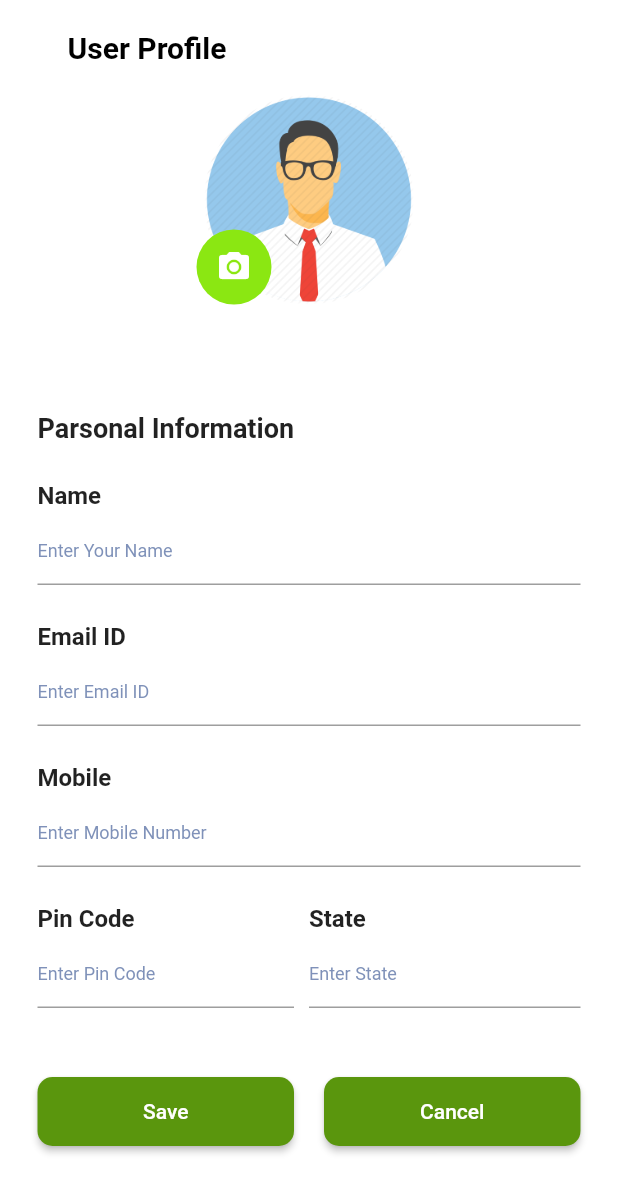
After one commit to amarnathpatel/travel_booking_app, a Flutter app: the UserProfileScreen screen opened directly, after a tap on the "edit" icon, on a phone screen of 412 x 824 dp. The commit adds this screen. Shown: the top 1193 px of the screen. Run offline on Flutter 3.47's test engine with Material 2 defaults, Android fonts, the phone set to English and light mode, and no system bars; our stand-ins replace flutter_spinkit.

Commit message:
User Profile screen added

```diff
--- a/lib/navigation/travel_app_bottom_nav.dart
+++ b/lib/navigation/travel_app_bottom_nav.dart
@@ -2,7 +2,7 @@ import 'package:flutter/material.dart';
 import 'package:travel_booking_app/utils/strings.dart';
 import '../screens/flight_search_screen.dart';
 import '../screens/hotel_search_screen.dart';
-import '../screens/my_profile_screen.dart';
+import '../screens/user_profile_screen.dart';
 import '../screens/my_trips_screen.dart';
 import '../utils/colors.dart';
 
@@ -20,7 +20,7 @@ class _TravelAppBottomNavLayoutState extends State<TravelAppBottomNavLayout> {
     const HotelSearchScreen(),
     const FlightSearchScreen(),
     const MyTripsScreen(),
-    const MyProfileScreen()
+    const UserProfileScreen()
   ];
 
   int _currentIndex = kHotelTabIndex;
--- a/lib/screen_routes/screen_routes.dart
+++ b/lib/screen_routes/screen_routes.dart
@@ -4,7 +4,7 @@ import '../navigation/travel_app_bottom_nav.dart';
 import '../screens/flight_results_list_screen.dart';
 import '../screens/flight_search_screen.dart';
 import '../screens/hotel_search_screen.dart';
-import '../screens/my_profile_screen.dart';
+import '../screens/user_profile_screen.dart';
 import '../screens/my_trips_screen.dart';
 
 class Routes {
@@ -13,6 +13,6 @@ class Routes {
   static const String routehHotelSearchList = HotelResultsListScreen.routeName;
   static const String routeFlightScreen = FlightSearchScreen.routeName;
   static const String routesFlightList = FlightResultsListScreen.routeName;
-  static const String routeProfile = MyProfileScreen.routeName;
+  static const String routeProfile = UserProfileScreen.routeName;
   static const String routeTrips = MyTripsScreen.routeName;
 }
--- a/lib/screens/flight_results_list_screen.dart
+++ b/lib/screens/flight_results_list_screen.dart
@@ -32,7 +32,6 @@ class _FlightResultsListScreenState extends State<FlightResultsListScreen> {
           shrinkWrap: true,
           itemCount: flightList.length,
           itemBuilder: (BuildContext context, int index) =>
-              //buildFlightCard(index, flightList),
               FlightCard(flightList[index]),
         ),
       ),
--- a/lib/screens/flight_search_screen.dart
+++ b/lib/screens/flight_search_screen.dart
@@ -17,7 +17,8 @@ class FlightSearchScreen extends StatefulWidget {
 class _FlightSearchScreenState extends State<FlightSearchScreen> {
   //Input controllers handle
   TextEditingController sourceAirportInputController = TextEditingController();
-  TextEditingController destinationAirportInputController = TextEditingController();
+  TextEditingController destinationAirportInputController =
+      TextEditingController();
   TextEditingController passengersInputController = TextEditingController();
   TextEditingController departureDateInputController = TextEditingController();
 
@@ -135,7 +136,9 @@ class _FlightSearchScreenState extends State<FlightSearchScreen> {
                 children: [
                   ElevatedButton(
                     style: ElevatedButton.styleFrom(
-                      backgroundColor: kSearchBtnBgColor, // button Background color
+                      backgroundColor: kSearchBtnBgColor, // Button Background color
+                      padding: const EdgeInsets.symmetric(horizontal: 30.0, vertical: 15.0),
+                      shape: RoundedRectangleBorder(borderRadius: BorderRadius.circular(10.0)),
                     ),
                     onPressed: () async {
                       _onSearchFlightBtnTap();
@@ -144,8 +147,10 @@ class _FlightSearchScreenState extends State<FlightSearchScreen> {
                   ),
                   const SizedBox(width: 10.0),
                   ElevatedButton(
-                     style: ElevatedButton.styleFrom(
-                      backgroundColor: kSearchBtnBgColor, // buuton Background color
+                    style: ElevatedButton.styleFrom(
+                      backgroundColor: kSearchBtnBgColor, // Button Background color
+                      padding: const EdgeInsets.symmetric(horizontal: 30.0, vertical: 15.0),
+                      shape: RoundedRectangleBorder(borderRadius: BorderRadius.circular(10.0)),
                     ),
                     onPressed: () {
                       _onReset();
@@ -177,7 +182,7 @@ class _FlightSearchScreenState extends State<FlightSearchScreen> {
   void _onSearchFlightBtnTap() async {
     if (_formKey.currentState!.validate()) {
       setState(() {
-          _isBusy = true;
+        _isBusy = true;
       });
       String sourceAirportCode = sourceAirportInputController.text;
       String destinationAirportCode = destinationAirportInputController.text;
--- a/lib/screens/hotel_search_screen.dart
+++ b/lib/screens/hotel_search_screen.dart
@@ -198,15 +198,21 @@ class _HotelSearchScreenState extends State<HotelSearchScreen> {
                       _onSearchHotelsBtnTap();
                     },
                     style: ElevatedButton.styleFrom(
-                      backgroundColor: kSearchBtnBgColor, // buuton Background color
-                    ),
+                      backgroundColor: kSearchBtnBgColor, // Button Background color
+                      padding: const EdgeInsets.symmetric(horizontal: 30.0, vertical: 15.0),
+                      shape: RoundedRectangleBorder(
+                      borderRadius: BorderRadius.circular(10.0)),
+                ),
                     child: const Text('Search Hotels'),
                   ),
                   const SizedBox(width: 10.0),
                   ElevatedButton(
-                     style: ElevatedButton.styleFrom(
-                      backgroundColor: kSearchBtnBgColor, // buuton Background color
-                    ),
+                    style: ElevatedButton.styleFrom(
+                      backgroundColor: kSearchBtnBgColor, // Button Background color
+                      padding: const EdgeInsets.symmetric(horizontal: 30.0, vertical: 15.0),
+                      shape: RoundedRectangleBorder(
+                      borderRadius: BorderRadius.circular(10.0)),
+                ),
                     onPressed: () {
                       _onReset();
                     },
--- a/lib/screens/my_profile_screen.dart
+++ /dev/null
@@ -1,24 +0,0 @@
-import 'package:flutter/material.dart';
-import 'package:travel_booking_app/utils/colors.dart';
-import 'package:travel_booking_app/utils/strings.dart';
-
-class MyProfileScreen extends StatelessWidget {
-    static const String routeName = '/profile';
-
-  const MyProfileScreen({super.key});
-
-  @override
-  Widget build(BuildContext context) {
-    return Container(
-      width: MediaQuery.of(context).size.width,
-      height: MediaQuery.of(context).size.height,
-      color: Colors.green.shade200,
-      child: const Center(
-        child: Text(
-          kMyProfileScreenTitleTxt,
-          style: kScreenTitleTextStyle,
-        ),
-      ),
-    );
-  }
-}
--- /dev/null
+++ b/lib/screens/user_profile_screen.dart
@@ -0,0 +1,379 @@
+import 'package:flutter/material.dart';
+
+import '../utils/colors.dart';
+
+class UserProfileScreen extends StatefulWidget {
+  const UserProfileScreen({super.key});
+  static const String routeName = '/trips';
+
+  @override
+  State<UserProfileScreen> createState() => _UserProfileScreen();
+}
+
+class _UserProfileScreen extends State<UserProfileScreen>
+    with SingleTickerProviderStateMixin {
+  bool _status = true;
+  final FocusNode focusNode = FocusNode();
+
+  @override
+  void initState() {
+    super.initState();
+  }
+
+  @override
+  Widget build(BuildContext context) {
+    return Scaffold(
+        body: Container(
+      color: Colors.white,
+      child: ListView(
+        children: <Widget>[
+          Column(
+            children: <Widget>[
+              Container(
+                height: 250.0,
+                color: Colors.white,
+                child: Column(
+                  children: <Widget>[
+                    Padding(
+                        padding: const EdgeInsets.only(left: 20.0, top: 20.0),
+                        child: Row(
+                          crossAxisAlignment: CrossAxisAlignment.start,
+                          children: const <Widget>[
+                            Padding(
+                              padding: EdgeInsets.only(left: 25.0),
+                              child: Text('User Profile',
+                                  style: TextStyle(
+                                      fontWeight: FontWeight.bold,
+                                      fontSize: 20.0,
+                                      color: Colors.black)),
+                            )
+                          ],
+                        )),
+                    Padding(
+                      padding: const EdgeInsets.only(top: 20.0),
+                      child: Stack(fit: StackFit.loose, children: <Widget>[
+                        Row(
+                          crossAxisAlignment: CrossAxisAlignment.center,
+                          mainAxisAlignment: MainAxisAlignment.center,
+                          children: <Widget>[
+                            Container(
+                                width: 140.0,
+                                height: 140.0,
+                                decoration: const BoxDecoration(
+                                  shape: BoxShape.circle,
+                                  image: DecorationImage(
+                                    image:
+                                        ExactAssetImage('assets/images/user.png'),
+                                    fit: BoxFit.cover,
+                                  ),
+                                )),
+                          ],
+                        ),
+                        Padding(
+                            padding:
+                                const EdgeInsets.only(top: 90.0, right: 100.0),
+                            child: Row(
+                              mainAxisAlignment: MainAxisAlignment.center,
+                              children: const <Widget>[
+                                CircleAvatar(
+                                  backgroundColor: kEditProfileCircleBgColor,
+                                  radius: 25.0,
+                                  child: Icon(
+                                    Icons.camera_alt,
+                                    color: Colors.white,
+                                  ),
+                                )
+                              ],
+                            )),
+                      ]),
+                    )
+                  ],
+                ),
+              ),
+              Container(
+                color: const Color(0xffFFFFFF),
+                child: Padding(
+                  padding: const EdgeInsets.only(bottom: 25.0),
+                  child: Column(
+                    crossAxisAlignment: CrossAxisAlignment.start,
+                    mainAxisAlignment: MainAxisAlignment.start,
+                    children: <Widget>[
+                      Padding(
+                          padding: const EdgeInsets.only(
+                              left: 25.0, right: 25.0, top: 25.0),
+                          child: Row(
+                            mainAxisAlignment: MainAxisAlignment.spaceBetween,
+                            mainAxisSize: MainAxisSize.max,
+                            children: <Widget>[
+                              Column(
+                                mainAxisAlignment: MainAxisAlignment.start,
+                                mainAxisSize: MainAxisSize.min,
+                                children: const <Widget>[
+                                  Text(
+                                    'Parsonal Information',
+                                    style: TextStyle(
+                                        fontSize: 18.0,
+                                        fontWeight: FontWeight.bold),
+                                  ),
+                                ],
+                              ),
+                              Column(
+                                mainAxisAlignment: MainAxisAlignment.end,
+                                mainAxisSize: MainAxisSize.min,
+                                children: <Widget>[
+                                  _status ? _getEditIcon() : Container(),
+                                ],
+                              )
+                            ],
+                          )),
+                      Padding(
+                          padding: const EdgeInsets.only(
+                              left: 25.0, right: 25.0, top: 25.0),
+                          child: Row(
+                            mainAxisSize: MainAxisSize.max,
+                            children: <Widget>[
+                              Column(
+                                mainAxisAlignment: MainAxisAlignment.start,
+                                mainAxisSize: MainAxisSize.min,
+                                children: const <Widget>[
+                                  Text(
+                                    'Name',
+                                    style: kUserInputFormEditTextLabelStyle,
+                                  ),
+                                ],
+                              ),
+                            ],
+                          )),
+                      Padding(
+                          padding: const EdgeInsets.only(
+                              left: 25.0, right: 25.0, top: 2.0),
+                          child: Row(
+                            mainAxisSize: MainAxisSize.max,
+                            children: <Widget>[
+                              Flexible(
+                                child: TextField(
+                                  decoration: const InputDecoration(
+                                    hintText: "Enter Your Name",
+                                    hintStyle: kEditInoputHintTxtStype
+                                  ),
+                                  enabled: !_status,
+                                  autofocus: !_status,
+                                ),
+                              ),
+                            ],
+                          )),
+                      Padding(
+                          padding: const EdgeInsets.only(
+                              left: 25.0, right: 25.0, top: 25.0),
+                          child: Row(
+                            mainAxisSize: MainAxisSize.max,
+                            children: <Widget>[
+                              Column(
+                                mainAxisAlignment: MainAxisAlignment.start,
+                                mainAxisSize: MainAxisSize.min,
+                                children: const <Widget>[
+                                  Text(
+                                    'Email ID',
+                                    style: kUserInputFormEditTextLabelStyle,
+                                  ),
+                                ],
+                              ),
+                            ],
+                          )),
+                      Padding(
+                          padding: const EdgeInsets.only(
+                              left: 25.0, right: 25.0, top: 2.0),
+                          child: Row(
+                            mainAxisSize: MainAxisSize.max,
+                            children: <Widget>[
+                              Flexible(
+                                child: TextField(
+                                  decoration: const InputDecoration(
+                                      hintText: "Enter Email ID",
+                                      hintStyle: kEditInoputHintTxtStype),
+                                  enabled: !_status,
+                                ),
+                              ),
+                            ],
+                          )),
+                      Padding(
+                          padding: const EdgeInsets.only(
+                              left: 25.0, right: 25.0, top: 25.0),
+                          child: Row(
+                            mainAxisSize: MainAxisSize.max,
+                            children: <Widget>[
+                              Column(
+                                mainAxisAlignment: MainAxisAlignment.start,
+                                mainAxisSize: MainAxisSize.min,
+                                children: const <Widget>[
+                                  Text(
+                                    'Mobile',
+                                    style: kUserInputFormEditTextLabelStyle,
+                                  ),
+                                ],
+                              ),
+                            ],
+                          )),
+                      Padding(
+                          padding: const EdgeInsets.only(
+                              left: 25.0, right: 25.0, top: 2.0),
+                          child: Row(
+                            mainAxisSize: MainAxisSize.max,
+                            children: <Widget>[
+                              Flexible(
+                                child: TextField(
+                                  decoration: const InputDecoration(
+                                      hintText: "Enter Mobile Number",
+                                      hintStyle: kEditInoputHintTxtStype),
+                                  enabled: !_status,
+                                ),
+                              ),
+                            ],
+                          )),
+                      Padding(
+                          padding: const EdgeInsets.only(
+                              left: 25.0, right: 25.0, top: 25.0),
+                          child: Row(
+                            mainAxisSize: MainAxisSize.max,
+                            mainAxisAlignment: MainAxisAlignment.start,
+                            children: const <Widget>[
+                              Expanded(
+                                flex: 2,
+                                child: Text(
+                                  'Pin Code',
+                                  style: kUserInputFormEditTextLabelStyle,
+                                ),
+                              ),
+                              Expanded(
+                                flex: 2,
+                                child: Text(
+                                  'State',
+                                  style: kUserInputFormEditTextLabelStyle,
+                                ),
+                              ),
+                            ],
+                          )),
+                      Padding(
+                          padding: const EdgeInsets.only(
+                              left: 25.0, right: 25.0, top: 2.0),
+                          child: Row(
+                            mainAxisSize: MainAxisSize.max,
+                            mainAxisAlignment: MainAxisAlignment.start,
+                            children: <Widget>[
+                              Flexible(
+                                flex: 2,
+                                child: Padding(
+                                  padding: const EdgeInsets.only(right: 10.0),
+                                  child: TextField(
+                                    decoration: const InputDecoration(
+                                        hintText: "Enter Pin Code",
+                                        hintStyle: kEditInoputHintTxtStype
+                                        ),
+                                    enabled: !_status,
+                                  ),
+                                ),
+                              ),
+                              Flexible(
+                                flex: 2,
+                                child: TextField(
+                                  decoration: const InputDecoration(
+                                      hintText: "Enter State",
+                                      hintStyle: kEditInoputHintTxtStype
+                                      ),
+                                  enabled: !_status,
+                                ),
+                              ),
+                            ],
+                          )),
+                      !_status ? _getActionButtons() : Container(),
+                    ],
+                  ),
+                ),
+              )
+            ],
+          ),
+        ],
+      ),
+    ));
+  }
+
+  @override
+  void dispose() {
+    // Clean up the controller when the Widget is disposed
+    focusNode.dispose();
+    super.dispose();
+  }
+
+  Widget _getActionButtons() {
+    return Padding(
+      padding: const EdgeInsets.only(left: 25.0, right: 25.0, top: 45.0),
+      child: Row(
+        mainAxisSize: MainAxisSize.max,
+        mainAxisAlignment: MainAxisAlignment.start,
+        children: <Widget>[
+          Expanded(
+            flex: 2,
+            child: Padding(
+              padding: const EdgeInsets.only(right: 10.0),
+              child: ElevatedButton(
+                style: ElevatedButton.styleFrom(
+                  backgroundColor: kSearchBtnBgColor, // Button Background color
+                  padding: const EdgeInsets.symmetric(horizontal: 30.0, vertical: 15.0),
+                  shape: RoundedRectangleBorder(
+                      borderRadius: BorderRadius.circular(10.0)),
+                ),
+                child: const Text("Save"),
+                onPressed: () {
+                  setState(() {
+                    _status = true;
+                    FocusScope.of(context).requestFocus(FocusNode());
+                  });
+                },
+              ),
+            ),
+          ),
+          Expanded(
+            flex: 2,
+            child: Padding(
+              padding: const EdgeInsets.only(left: 10.0),
+              child: ElevatedButton(
+                style: ElevatedButton.styleFrom(
+                  backgroundColor: kSearchBtnBgColor, // Button Background color
+                  padding: const EdgeInsets.symmetric(horizontal: 30.0, vertical: 15.0),
+                  shape: RoundedRectangleBorder(
+                      borderRadius: BorderRadius.circular(10.0)),
+                ),
+                onPressed: () {
+                  setState(() {
+                    _status = true;
+                    FocusScope.of(context).requestFocus(FocusNode());
+                  });
+                },
+                child: const Text("Cancel"),
+              ),
+            ),
+          ),
+        ],
+      ),
+    );
+  }
+
+  Widget _getEditIcon() {
+    return GestureDetector(
+      child: const CircleAvatar(
+        backgroundColor: kEditProfileCircleBgColor,
+        radius: 14.0,
+        child: Icon(
+          Icons.edit,
+          color: Colors.white,
+          size: 16.0,
+        ),
+      ),
+      onTap: () {
+        setState(() {
+          _status = false;
+        });
+      },
+    );
+  }
+}
--- a/lib/utils/colors.dart
+++ b/lib/utils/colors.dart
@@ -16,10 +16,14 @@ const kScreenTitleTextStyle = TextStyle(fontSize: 35.0, color: Color.fromARGB(25
 
 // Button - Bg color  and text style
 const kSearchBtnBgColor = Color.fromARGB(255, 90, 150, 13);
+const kEditProfileCircleBgColor = Color.fromARGB(255, 139, 231, 18);
+
 const kSearchBtnTextStyle = TextStyle(fontSize: 25.0, color: Color(0xFFFFFFFF));
 
 // Hint text style #F5F5F5
 const kEditInoputHintTxtStype = TextStyle(fontSize: 12.0, color: Color.fromARGB(176, 69, 96, 153));
+const kUserInputFormEditTextLabelStyle = TextStyle(fontSize: 16.0, fontWeight: FontWeight.bold);
+
 
 const kLabelHeaderStyle = TextStyle(fontSize: 35.0, color: Color(0xFFFFFFFF));
 const kLabelTextStyle = TextStyle(fontSize: 22.0, color: Color(0xFFFFFFFF));
--- a/pubspec.yaml
+++ b/pubspec.yaml
@@ -12,6 +12,7 @@ dependencies:
   http:
   flutter_spinkit: ^5.2.0
   intl: ^0.17.0
+  cupertino_icons: ^0.1.2
 
 dev_dependencies:
   flutter_test:
```
Also changed, not shown: assets/images/user.png (added), pubspec.lock.
